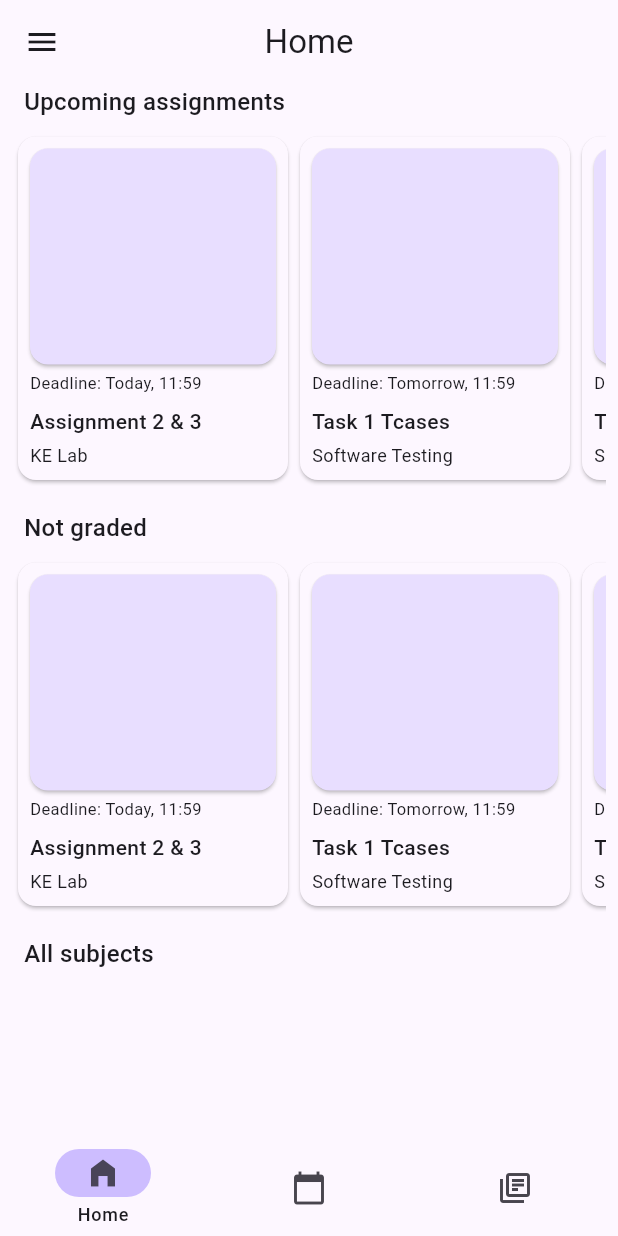
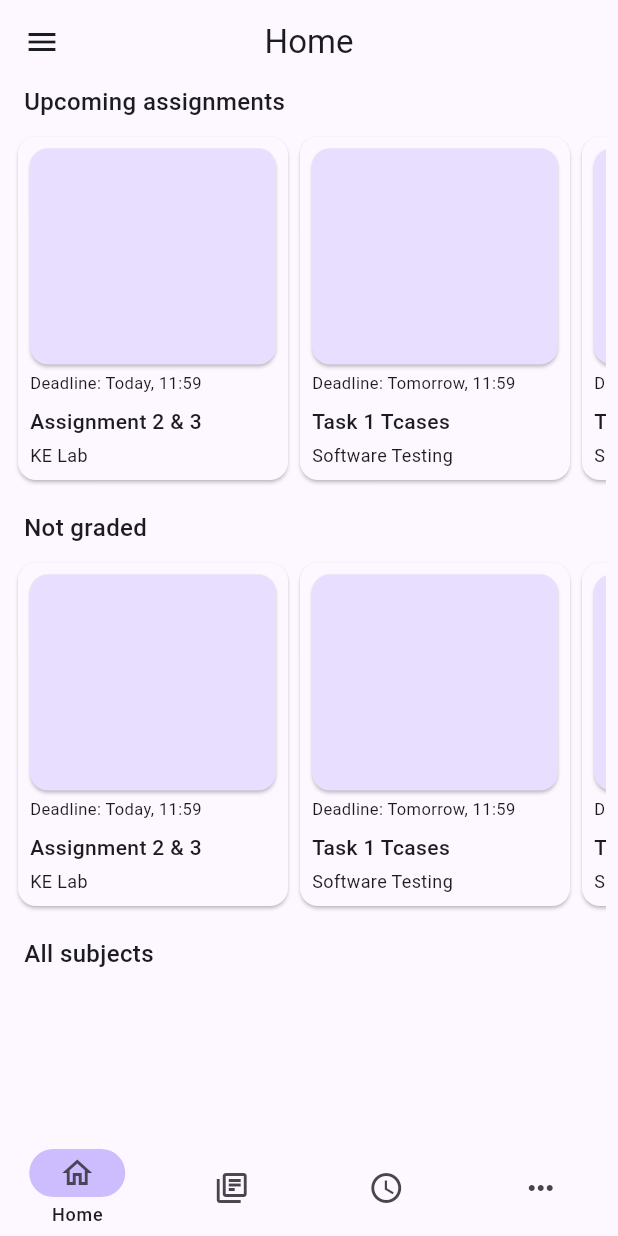
Before and after one commit to agxpro-z/classnet, a Flutter app: the screen it shows once a user with an empty profile is signed in, on a phone screen of 412 x 824 dp. Run offline on Flutter 3.47's test engine with Material 3 defaults, Android fonts, the phone set to English and light mode, and no system bars; our stand-ins replace cloud_firestore, firebase_auth, firebase_core; accounts and stored records are empty; generated files the repository leaves out were written again; network calls fail.

Commit message:
Recategorize bottom bar navigation page.
Signed-off-by: AnkitGourav <Ankitgourav035@gmail.com>

```diff
--- a/lib/app/pages/home_page.dart
+++ b/lib/app/pages/home_page.dart
@@ -70,9 +70,10 @@ class _HomePageState extends State<HomePage> {
         height: 64.0,
         selectedIndex: _bottomNavigationIndex,
         destinations: const <Widget>[
-          NavigationDestination(icon: Icon(Icons.home_filled), label: Strings.home),
-          NavigationDestination(icon: Icon(Icons.calendar_today), label: Strings.tasks),
-          NavigationDestination(icon: Icon(Icons.my_library_books_outlined), label: Strings.library),
+          NavigationDestination(icon: Icon(Icons.home_outlined), label: Strings.home),
+          NavigationDestination(icon: Icon(Icons.my_library_books_outlined), label: Strings.assignments),
+          NavigationDestination(icon: Icon(Icons.schedule_outlined), label: Strings.schedule),
+          NavigationDestination(icon: Icon(Icons.more_horiz_outlined), label: Strings.more),
         ],
         onDestinationSelected: (selectedIndex) {
           setState(() {
--- a/lib/res/values/strings.dart
+++ b/lib/res/values/strings.dart
@@ -25,11 +25,11 @@ class Strings {
   static const String notGradedAssignments = "Not graded";
   static const String allSubjects = "All subjects";
 
-  // Tasks
-  static const String tasks = "Tasks";
+  // Schedule
+  static const String schedule = "Schedule";
 
-  // Library
-  static const String library = "Library";
+  // Assignments
+  static const String assignments = "Assignments";
 
   // User
   static const invalidUser = "Invalid user";
@@ -37,4 +37,7 @@ class Strings {
 
   // Assignment card
   static const deadline = "Deadline: ";
+
+  // More
+  static const more = "More";
 }
```
